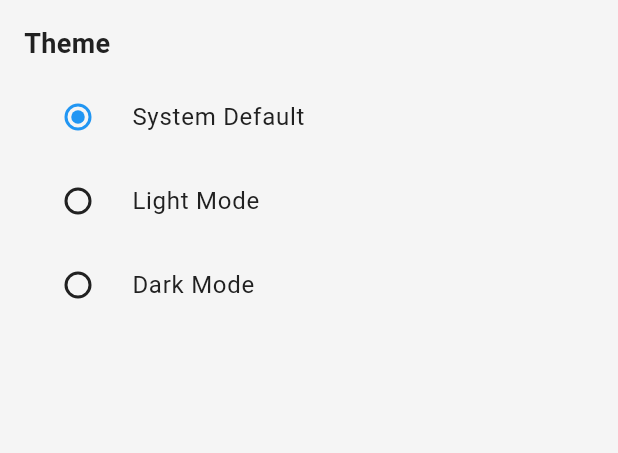
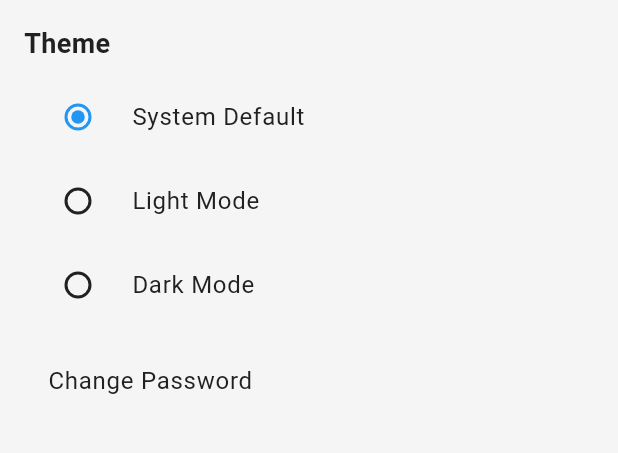
Before and after one commit to AAShayon/newspaper_app, a Flutter app: the SettingsScreen screen opened by its route, on a phone screen of 412 x 824 dp, the part 84-537 px from its top. Run offline on Flutter 3.47's test engine with Material 3 defaults, Android fonts, the phone set to English and light mode, and no system bars; our stand-ins replace cached_network_image, cloud_firestore, connectivity_plus, dartz, dio, equatable and 13 more; missing offline and left inert: animated_splash_plus; accounts and stored records are empty.

Commit message:
feat: Add password update functionality
-   Added `UpdatePassword` use case and implemented it in `AuthRepository`.
-   Implemented `updatePassword` in `AuthRemoteDataSource` to change user password.
-   Added password update functionality to `AuthController`.
-   Created `PasswordDialog` widget for password input.
-   Integrated password update into the settings screen.
-   Modified the `isUserLoggedIn` method from `bool` to `Future<bool>`.

```diff
--- a/lib/app/config/injection/di.dart
+++ b/lib/app/config/injection/di.dart
@@ -13,6 +13,7 @@ import '../../feature/auth/domain/usecases/get_user_info.dart';
 import '../../feature/auth/domain/usecases/register_with_email.dart';
 import '../../feature/auth/domain/usecases/sign_in_with_email.dart';
 import '../../feature/auth/domain/usecases/sign_in_with_google.dart';
+import '../../feature/auth/domain/usecases/update_password.dart';
 import '../../feature/bookmark/data/datasources/bookmark_local_datasource.dart';
 import '../../feature/bookmark/data/datasources/bookmark_remote_datasource.dart';
 import '../../feature/bookmark/data/repositories/bookmark_repository_impl.dart';
@@ -69,6 +70,7 @@ Future<void> setupLocator() async {
       () => RegisterWithEmail(locator.get<AuthRepository>()));
   locator.registerLazySingleton(
           () => SignOutUser(locator.get<AuthRepository>()));
+  locator.registerLazySingleton(() => UpdatePassword(locator.get<AuthRepository>()));
   locator.registerLazySingleton(() => GetUserInfo(locator.get<AuthRepository>()));
   locator.registerLazySingleton<ThemeLocalDataSource>(
       () => ThemeLocalDataSource());
--- a/lib/app/feature/auth/data/datasources/auth_remote_datasource.dart
+++ b/lib/app/feature/auth/data/datasources/auth_remote_datasource.dart
@@ -6,9 +6,11 @@ abstract class AuthRemoteDataSource {
   Future<void> signInWithGoogle();
   Future<void> signInWithEmail(String email, String password);
   Future<void> registerWithEmail(String email, String password);
+  Future<void> updatePassword( String password);
   bool isUserLoggedIn();
   Future<void> signOut();
   UserEntity getUserInfo();
+
 }
 
 class AuthRemoteDataSourceImpl implements AuthRemoteDataSource {
@@ -58,4 +60,28 @@ class AuthRemoteDataSourceImpl implements AuthRemoteDataSource {
       photoURL: user.photoURL,
     );
   }
+
+  @override
+  Future<void> updatePassword(String newPassword) async {
+    final user = _auth.currentUser;
+    if (user == null) {
+      throw Exception('User is not logged in');
+    }
+
+    try {
+      if (user.providerData.any((info) => info.providerId == 'password')) {
+        final credential = EmailAuthProvider.credential(email: user.email!, password: newPassword);
+        await user.reauthenticateWithCredential(credential);
+      } else {
+        // Link the email/password credential for the first time
+        final credential = EmailAuthProvider.credential(email: user.email!, password: newPassword);
+        await user.linkWithCredential(credential);
+      }
+
+      // Update the password
+      await user.updatePassword(newPassword);
+    } catch (e) {
+      throw Exception('Failed to update password: $e');
+    }
+  }
 }
--- a/lib/app/feature/auth/domain/entities/user_entity.dart
+++ b/lib/app/feature/auth/domain/entities/user_entity.dart
@@ -2,12 +2,12 @@ class UserEntity {
   final String uid;
   final String email;
   final String? displayName;
-  final String? photoURL; // Add profile image URL
+  final String? photoURL;
 
   UserEntity({
     required this.uid,
     required this.email,
     this.displayName,
-    this.photoURL, // Optional field for profile image
+    this.photoURL,
   });
 }
--- a/lib/app/feature/auth/domain/repositories/auth_repository.dart
+++ b/lib/app/feature/auth/domain/repositories/auth_repository.dart
@@ -9,4 +9,5 @@ abstract class AuthRepository {
   bool isUserLoggedIn();
   Future<Either<String, void>> signOut();
   Future<Either<String, UserEntity>> getUserInfo();
+  Future<Either<String, void>> updatePassword(String password);
 }
--- /dev/null
+++ b/lib/app/feature/auth/domain/usecases/update_password.dart
@@ -0,0 +1,16 @@
+import 'package:dartz/dartz.dart';
+import 'package:equatable/equatable.dart';
+import '../repositories/auth_repository.dart';
+
+class UpdatePassword extends Equatable {
+  final AuthRepository repository;
+
+  const UpdatePassword(this.repository);
+
+  Future<Either<String, void>> call(String password) async {
+    return await repository.updatePassword(password);
+  }
+
+  @override
+  List<Object?> get props => [];
+}
--- a/lib/app/feature/auth/presentation/bindings/auth_binding.dart
+++ b/lib/app/feature/auth/presentation/bindings/auth_binding.dart
@@ -1,6 +1,7 @@
 import 'package:get/get.dart';
 import 'package:newspaper_app/app/feature/auth/domain/usecases/get_user_info.dart';
 import 'package:newspaper_app/app/feature/auth/domain/usecases/sign_out.dart';
+import 'package:newspaper_app/app/feature/auth/domain/usecases/update_password.dart';
 import '../../../../config/injection/di.dart';
 import '../../../bookmark/presentation/bindings/bookmark_bindings.dart';
 import '../../domain/repositories/auth_repository.dart';
@@ -19,7 +20,8 @@ class AuthBinding implements Bindings {
       signInWithEmail: locator.get<SignInWithEmail>(),
       registerWithEmail: locator.get<RegisterWithEmail>(),
       signOutUser: locator.get<SignOutUser>(),
-      getUserInfo: locator.get<GetUserInfo>()
+      getUserInfo: locator.get<GetUserInfo>(),
+      updatePassword: locator.get<UpdatePassword>()
     ));
     BookmarkBinding().dependencies();
   }
--- a/lib/app/feature/auth/presentation/controllers/auth_controller.dart
+++ b/lib/app/feature/auth/presentation/controllers/auth_controller.dart
@@ -11,6 +11,7 @@ import '../../domain/usecases/register_with_email.dart';
 import '../../domain/usecases/sign_in_with_email.dart';
 import '../../domain/usecases/sign_in_with_google.dart';
 import '../../domain/usecases/sign_out.dart';
+import '../../domain/usecases/update_password.dart';
 
 class AuthController extends GetxController {
   final SignInWithGoogle signInWithGoogle;
@@ -19,6 +20,7 @@ class AuthController extends GetxController {
   final AuthRepository authRepository;
   final SignOutUser signOutUser;
   final GetUserInfo getUserInfo;
+  final UpdatePassword updatePassword;
 
   AuthController({
     required this.signInWithGoogle,
@@ -27,6 +29,8 @@ class AuthController extends GetxController {
     required this.authRepository,
     required this.signOutUser,
     required this.getUserInfo,
+    required this.updatePassword,
+
   });
 
   Future<void> handleGoogleSignIn() async {
@@ -73,4 +77,14 @@ class AuthController extends GetxController {
       (userInfo) => userInfo,
     );
   }
+  Future<void> handleUpdatePassword(String password) async {
+    final result = await updatePassword.call(password);
+    result.fold(
+          (failure) {
+            log('Password update failed: $failure');
+            return Get.snackbar('Error', failure);
+          },
+          (_) => Get.snackbar('Success', 'Password updated successfully!'),
+    );
+  }
 }
--- a/lib/app/feature/settings/presentation/screens/settings_screen.dart
+++ b/lib/app/feature/settings/presentation/screens/settings_screen.dart
@@ -1,5 +1,6 @@
 import 'package:flutter/material.dart';
 import 'package:newspaper_app/app/feature/settings/presentation/widgets/theme_selection_widget.dart';
+import '../../../auth/presentation/widgets/password_dialog.dart';
 
 class SettingsScreen extends StatelessWidget {
   const SettingsScreen({super.key});
@@ -22,6 +23,16 @@ class SettingsScreen extends StatelessWidget {
             ),
             SizedBox(height: 8),
             ThemeSelectionWidget(),
+            SizedBox(height: 8),
+            ListTile(
+              title: Text("Change Password"),
+              onTap: () {
+                showDialog(
+                  context: context,
+                  builder: (context) => PasswordDialog(),
+                );
+              },
+            ),
           ],
         ),
       ),
```
Also changed, not shown: lib/app/feature/auth/data/repositories/auth_repository_impl.dart (+9 -1 lines), lib/app/feature/auth/presentation/widgets/password_dialog.dart (added, +56 -0 lines).
